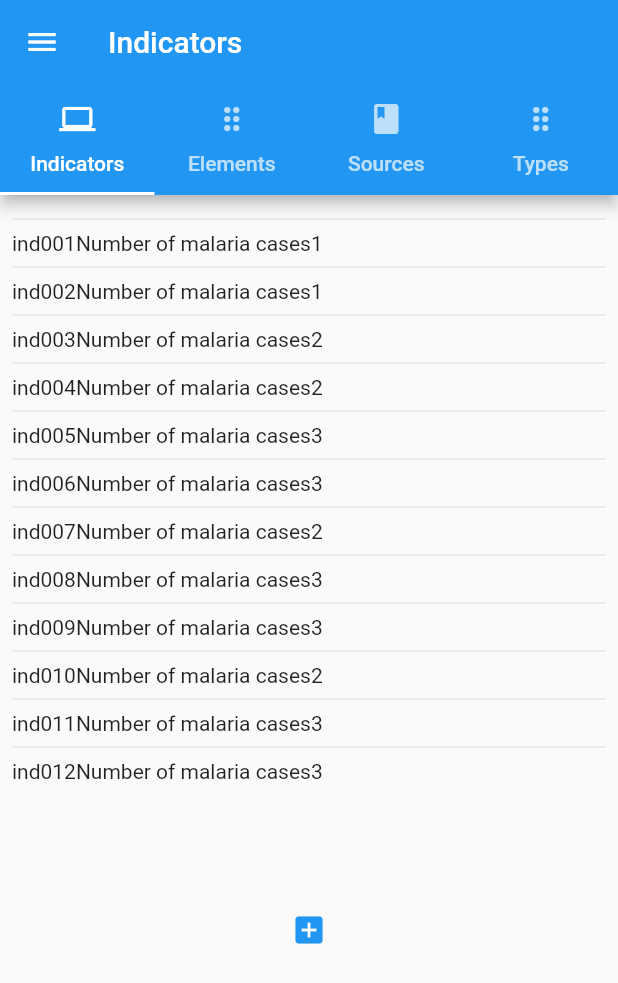
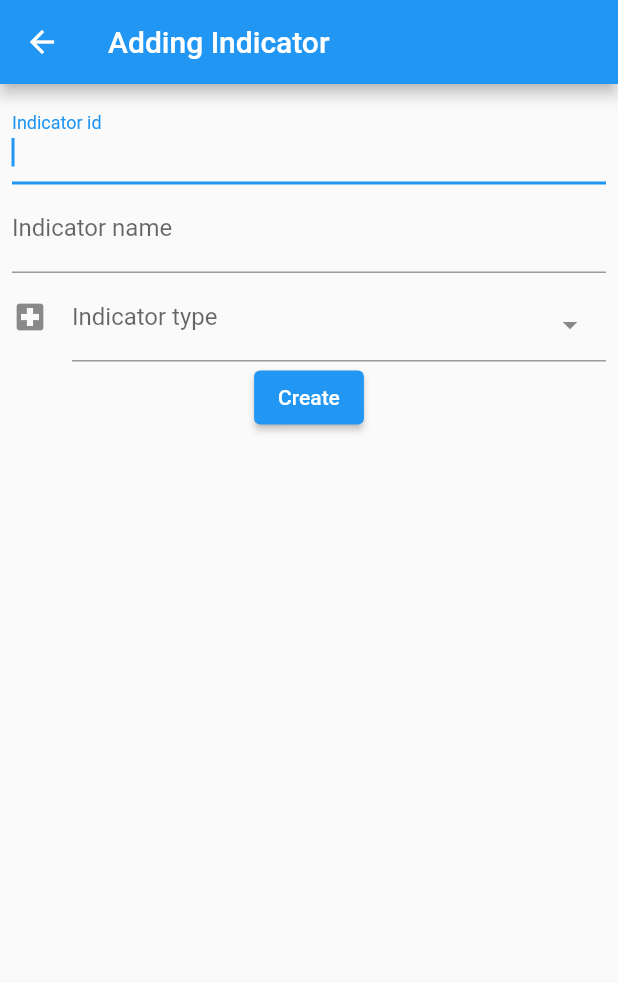
Before and after one commit to diaodiallo/mrdqa, a Flutter app: the IndicatorPage screen opened by its route, after a tap on the "add box" icon, on a phone screen of 412 x 824 dp. Shown: the top 983 px of the screen. Run offline on Flutter 3.47's test engine with Material 2 defaults, Android fonts, the phone set to English and light mode, and no system bars; drawn by our look-alikes of select_form_field; our stand-ins replace cloud_firestore, flutter_markdown, font_awesome_flutter, sqflite, syncfusion_flutter_charts; accounts and stored records are empty.

Commit message:
Adding route to IndicatorForm

```diff
--- a/lib/forms/IndicatorForm.dart
+++ b/lib/forms/IndicatorForm.dart
@@ -3,47 +3,46 @@ import 'package:select_form_field/select_form_field.dart';
 import 'package:mrdqa_tool/routes/Routes.dart';
 import '../models/IndicatorType.dart';
 
-class IndicatorForm {
-  BuildContext context;
-  Routes routes;
+class IndicatorForm extends StatefulWidget {
+  static String routeName = '/indicators/add_indicator';
 
-  final _formKey = GlobalKey<FormState>();
-  // final List<Map<String, dynamic>> _items = [
-  //   {
-  //     'value': "type01",
-  //     'label': 'Type 1',
-  //     //'icon': Icon(Icons),
-  //   },
-  //   {
-  //     'value': "type2",
-  //     'label': 'Type 2',
-  //     //'icon': Icon(Icons.public_off),
-  //   },
-  //   {
-  //     'value': "type3",
-  //     'label': 'Type 3',
-  //   },
-  // ];
-
-
-
-  IndicatorForm(this.context, this.routes);
-
-  List<Map<String, dynamic>> _getIndicatorTypes() {
-    List<IndicatorType> indicatorTypes = [
-      IndicatorType(id: 1, name: 'Number of malaria cases'),
-      IndicatorType(id: 2, name: 'Number of malaria cases'),
-      IndicatorType(id: 3, name: 'Number of malaria cases')
-    ];
-    final List<Map<String, dynamic>> items = [];
-    indicatorTypes.map((indicatorType) =>
-    items.add({'value': indicatorType.id.toString(), 'label': indicatorType.name})
-    );
-    return items;
+  @override
+  _IndicatorFormState createState() => _IndicatorFormState();
 }
 
-  Widget getDrawer() {
-    return Form(
+class _IndicatorFormState extends State<IndicatorForm> {
+
+  @override
+  Widget build(BuildContext context) {
+    return Scaffold(
+    appBar: AppBar(
+    title: Text("Adding Indicator"),
+    ),
+    body: _buildForm(),
+    );
+  }
+
+  Widget _buildForm() {
+    final _formKey = GlobalKey<FormState>();
+    final List<Map<String, dynamic>> _items = [
+      {
+        'value': "type01",
+        'label': 'Type 1',
+        //'icon': Icon(Icons),
+      },
+      {
+        'value': "type2",
+        'label': 'Type 2',
+        //'icon': Icon(Icons.public_off),
+      },
+      {
+        'value': "type3",
+        'label': 'Type 3',
+      },
+    ];
+      return Column(children: [
+        Padding(padding: EdgeInsets.all(8.0),
+          child: Form(
           key: _formKey,
           child: Column(children: <Widget>[
             // Add TextFormFields and ElevatedButton here.
@@ -69,10 +68,11 @@ class IndicatorForm {
               },
             ),
             SelectFormField(
-            type: SelectFormFieldType.dropdown, // or can be dialog
+              type: SelectFormFieldType.dropdown,
+              // or can be dialog
               icon: Icon(Icons.local_hospital),
               labelText: 'Indicator type',
-            items: _getIndicatorTypes(),
+              items: _items,
               validator: (value) {
                 if (value.isEmpty) {
                   return 'The Indicator should have a Type';
@@ -88,11 +88,12 @@ class IndicatorForm {
                   // you'd often call a server or save the information in a database.
 
                   Scaffold.of(context)
-                    .showSnackBar(SnackBar(content: Text('Creating Indicator')));
+                      .showSnackBar(
+                      SnackBar(content: Text('Creating Indicator')));
                 }
               },
               child: Text('Create'),
             ),
-        ]));
+          ])))]);
   }
 }
--- a/lib/pages/IndicatorPage.dart
+++ b/lib/pages/IndicatorPage.dart
@@ -54,12 +54,16 @@ class _IndicatorPageState extends State<IndicatorPage> {
                   Container(child: IconButton(
                     icon: Icon(Icons.add_box),
                     color: Colors.blue,
-                    onPressed: () => IndicatorForm(context, Routes()).getDrawer(),
+                    onPressed: () => {
+                     setState(() {
+                       Navigator.pushReplacementNamed(context, Routes().addIndicator);
+                     }),
+                    },
                   ),),
                 ]),
               ),
             ]),
-          ),
+          ), //IndicatorForm(context, Routes()).getDrawer()
           IntrinsicHeight(
             child: Row(crossAxisAlignment: CrossAxisAlignment.stretch, children: [
               Expanded(
@@ -71,7 +75,11 @@ class _IndicatorPageState extends State<IndicatorPage> {
                   Container(child: IconButton(
                     icon: Icon(Icons.add_box),
                     color: Colors.blue,
-                    onPressed: () => {},
+                    onPressed: () => {
+                      setState(() {
+                        //_toCreateDataElement(),
+                      }),
+                    },
                   ),),
                 ]),
               ),
@@ -88,7 +96,11 @@ class _IndicatorPageState extends State<IndicatorPage> {
                   Container(child: IconButton(
                     icon: Icon(Icons.add_box),
                     color: Colors.blue,
-                    onPressed: () => {},
+                    onPressed: () => {
+                      setState((){
+                       // _toCreateDataSource(),
+                      })
+                    },
                   ),),
                 ]),
               ),
@@ -105,7 +117,11 @@ class _IndicatorPageState extends State<IndicatorPage> {
                   Container(child: IconButton(
                     icon: Icon(Icons.add_box),
                     color: Colors.blue,
-                    onPressed: () => {},
+                    onPressed: () => {
+                      setState(() {
+                        //_toCreateIndicatorType(),
+                      })
+                    },
                   ),),
                 ]),
               ),
@@ -115,6 +131,22 @@ class _IndicatorPageState extends State<IndicatorPage> {
       ),
     );
   }
+
+  // _toCreateIndicator() {
+  //
+  // }
+  //
+  // _toCreateDataElement() {
+  //
+  // }
+  //
+  // _toCreateDataSource() {
+  //
+  // }
+  //
+  // _toCreateIndicatorType() {
+  //
+  // }
 
   Widget _indicatorsView() {
     List<Indicator> indicators = _getIndicators();
--- a/lib/routes/RouteManager.dart
+++ b/lib/routes/RouteManager.dart
@@ -1,4 +1,5 @@
 import 'package:flutter/material.dart';
+import 'package:mrdqa_tool/forms/IndicatorForm.dart';
 import 'package:mrdqa_tool/pages/TestDatabasePage.dart';
 import 'package:mrdqa_tool/pages/DashboardPage.dart';
 import 'package:mrdqa_tool/pages/FacilityInformationPage.dart';
@@ -43,7 +44,11 @@ class RouteManager {
 
         return MaterialPageRoute(builder: (_) => DataEntryPage());
 
-      default:
+    case '/indicators/add_indicator':
+
+    return MaterialPageRoute(builder: (_) => IndicatorForm());
+
+    default:
 
         return _errorRoute();
     }
--- a/lib/routes/Routes.dart
+++ b/lib/routes/Routes.dart
@@ -5,6 +5,7 @@ import 'package:mrdqa_tool/pages/IndicatorPage.dart';
 import 'package:mrdqa_tool/pages/InstructionPage.dart';
 import 'package:mrdqa_tool/pages/SupervisionPage.dart';
 import 'package:mrdqa_tool/pages/DataEntryPage.dart';
+import 'package:mrdqa_tool/forms/IndicatorForm.dart';
 
 class Routes {
   String _instructions = InstructionPage.routeName;
@@ -14,6 +15,7 @@ class Routes {
   String _supervisions = SupervisionPage.routeName;
   String _databaseTest = TestDatabasePage.routeName;
   String _dataEntry = DataEntryPage.routeName;
+  String _addIndicator = IndicatorForm.routeName;
 
   String get instructions => _instructions;
 
@@ -25,4 +27,6 @@ class Routes {
   String get supervisions => _supervisions;
   String get databaseTest => _databaseTest;
   String get dataEntry => _dataEntry;
+
+  String get addIndicator => _addIndicator;
 }
```
Lines whose indentation alone changed are shown as unchanged.
